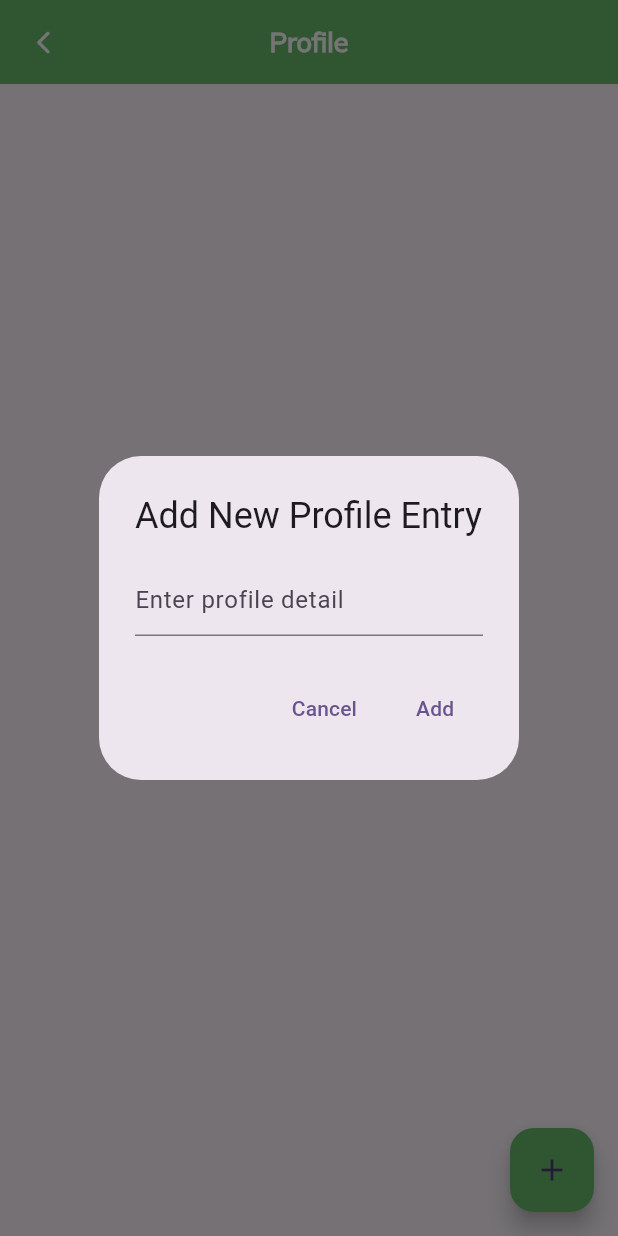
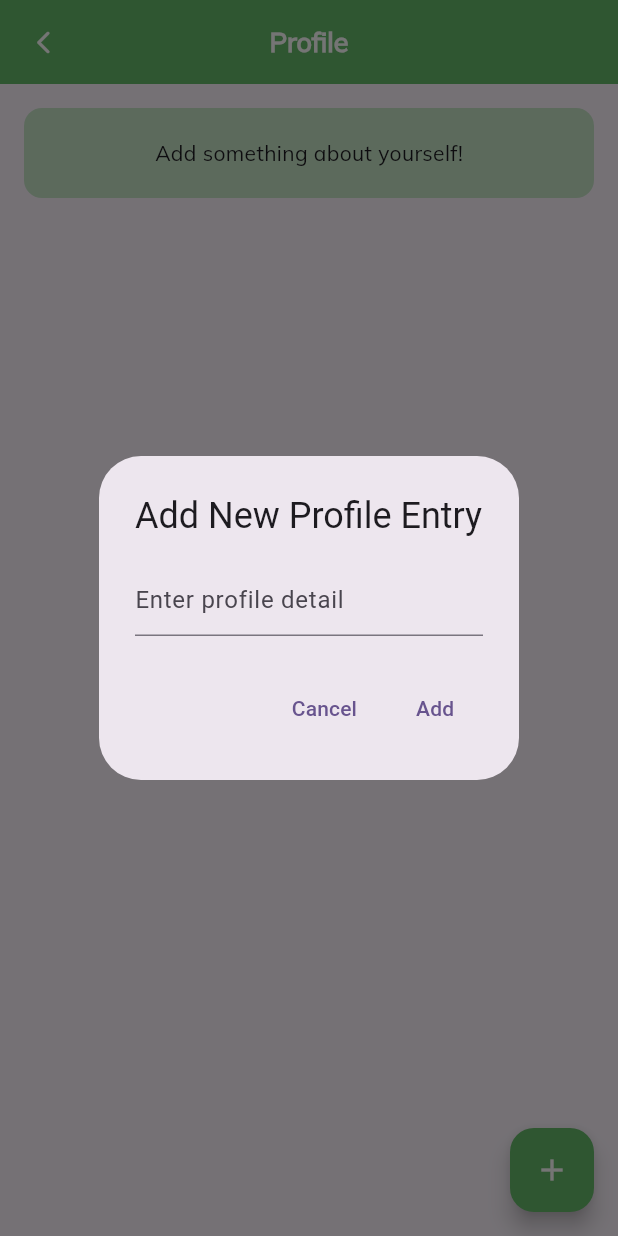
Before and after one commit to Sh1vT/wellwiz, a Flutter app: the ProfilePage screen opened directly, after a tap on the "add" icon, on a phone screen of 412 x 824 dp. Run offline on Flutter 3.47's test engine with Material 3 defaults, Android fonts, the phone set to English and light mode, and no system bars; our stand-ins replace cloud_firestore, datetime_picker_formfield, dotted_border, firebase_auth, firebase_core, flutter_markdown and 8 more; missing offline and left inert: background_sms, markdown; accounts and stored records are empty; network calls fail.

Commit message:
slight tweaks

```diff
--- a/lib/features/profile/profile.dart
+++ b/lib/features/profile/profile.dart
@@ -12,6 +12,7 @@ class ProfilePage extends StatefulWidget {
 class _ProfilePageState extends State<ProfilePage> {
   // Map to store profile values along with their date and time
   Map<String, String> profileMap = {};
+  bool emptyNow = false;
 
   @override
   void initState() {
@@ -23,9 +24,14 @@ class _ProfilePageState extends State<ProfilePage> {
   void _populateProfile() async {
     final pref = await SharedPreferences.getInstance();
     String prefval = pref.getString('prof') ?? "";
-    if (prefval.isEmpty) {
+    print("prefval $prefval");
+    if (prefval.isEmpty || prefval=="{}") {
+      setState(() {
+        emptyNow = true;
+      });
       return;
     }
+    print(prefval);
 
     // Decode the JSON string into a map
     setState(() {
@@ -53,7 +59,8 @@ class _ProfilePageState extends State<ProfilePage> {
     final pref = await SharedPreferences.getInstance();
 
     // Get the current date and time for uniqueness
-    String currentDateTime = DateFormat('yyyy-MM-dd HH:mm:ss').format(DateTime.now());
+    String currentDateTime =
+        DateFormat('yyyy-MM-dd HH:mm:ss').format(DateTime.now());
 
     // Add the new profile value with the current date and time as the key
     setState(() {
@@ -90,6 +97,9 @@ class _ProfilePageState extends State<ProfilePage> {
                 if (_controller.text.isNotEmpty) {
                   _addProfileValue(_controller.text);
                 }
+                setState(() {
+                  emptyNow=false;
+                });
                 Navigator.of(context).pop();
               },
               child: const Text('Add'),
@@ -103,7 +113,6 @@ class _ProfilePageState extends State<ProfilePage> {
   @override
   Widget build(BuildContext context) {
     return Scaffold(
-
       appBar: AppBar(
         leading: CupertinoButton(
             child: const Icon(
@@ -118,11 +127,29 @@ class _ProfilePageState extends State<ProfilePage> {
         title: const Text(
           "Profile",
           style: TextStyle(
-              color: Colors.white, fontSize: 18, fontWeight: FontWeight.w700, fontFamily: 'Mulish'),
+              color: Colors.white,
+              fontSize: 18,
+              fontWeight: FontWeight.w700,
+              fontFamily: 'Mulish'),
         ),
         centerTitle: true,
       ),
-      body: ListView.builder(
+      body: emptyNow
+          ? Container(
+              margin: const EdgeInsets.all(16),
+              height: 60,
+              decoration: BoxDecoration(
+                borderRadius: BorderRadius.circular(12),
+                color: Colors.green.shade100,
+              ),
+              child: const Center(
+                child: Text(
+                  'Add something about yourself!',
+                  style: TextStyle(fontFamily: 'Mulish'),
+                ),
+              ),
+            )
+          : ListView.builder(
               itemCount: profileMap.length,
               itemBuilder: (context, index) {
                 String key = profileMap.keys.elementAt(index);
@@ -169,8 +196,12 @@ class _ProfilePageState extends State<ProfilePage> {
                         IconButton(
                             onPressed: () {
                               _deleteProfileValue(key);
+                              setState(() {
+                                _populateProfile();
+                              });
                             },
-                      icon: Icon(Icons.delete, color: Colors.yellow.shade700)),
+                            icon: Icon(Icons.delete,
+                                color: Colors.yellow.shade700)),
                       ],
                     ),
                   ),
@@ -180,7 +211,7 @@ class _ProfilePageState extends State<ProfilePage> {
       floatingActionButton: FloatingActionButton(
         onPressed: () => _showAddProfileDialog(context),
         backgroundColor: Colors.green.shade400,
-        child: const Icon(Icons.add),
+        child: const Icon(Icons.add, color: Colors.white,),
       ),
     );
   }
--- a/pubspec.yaml
+++ b/pubspec.yaml
@@ -57,6 +57,8 @@ dependencies:
   speech_to_text: ^7.0.0
   intl: ^0.19.0
   flutter_launcher_icons: ^0.13.1
+  flutter_local_notifications: ^17.2.2
+  timezone: ^0.9.4
 
 
 dev_dependencies:
```
Also changed, not shown: lib/features/bot/bot_screen.dart (+53 -30 lines), lib/features/navbar/navbar.dart (+20 -7 lines), pubspec.lock, 2 other files. Lines whose indentation alone changed are shown as unchanged.
